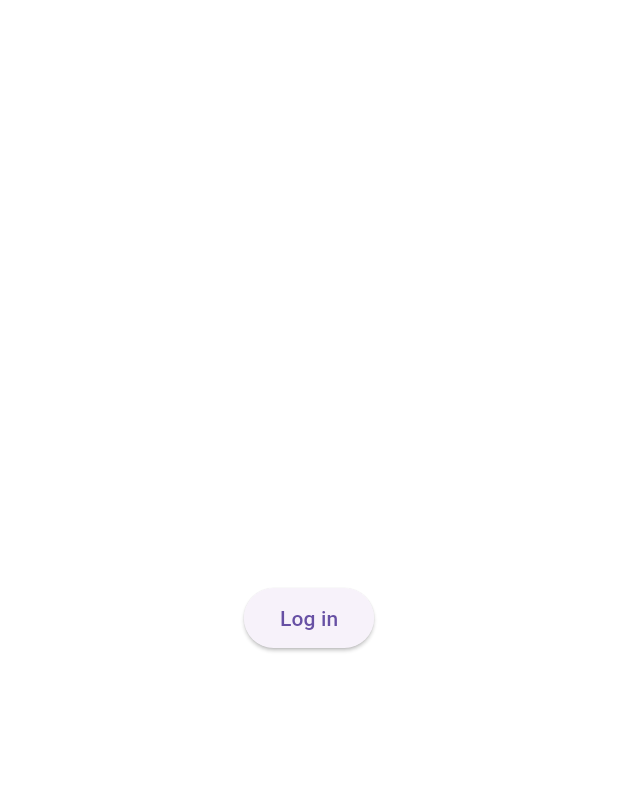
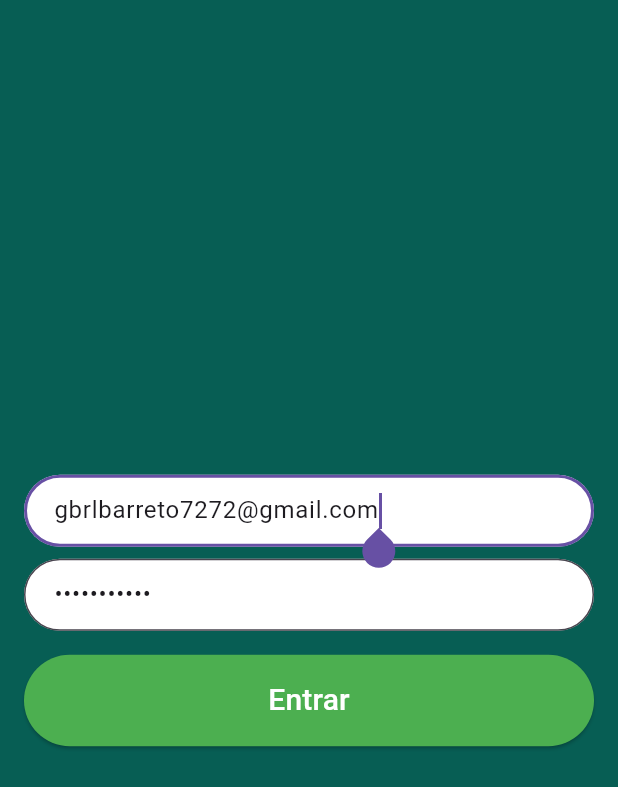
Before and after one commit to gbrlbarreto/Auth0_Flutter, a Flutter app: the screen it shows after launch, on a phone screen of 412 x 824 dp. Shown: the top 787 px of the screen. Run offline on Flutter 3.47's test engine with Material 3 defaults, Android fonts, the phone set to English and light mode, and no system bars; missing offline and left inert: auth0_flutter.

Commit message:
add tela login e home

```diff
--- /dev/null
+++ b/lib/Login.dart
@@ -0,0 +1,138 @@
+import 'package:auth0test/Home.dart';
+import 'package:auth0test/model/Usuario.dart';
+import 'package:flutter/material.dart';
+import 'package:auth0_flutter/auth0_flutter.dart';
+import 'profile_view.dart';
+
+class Login extends StatefulWidget {
+  @override
+  State<Login> createState() => _LoginState();
+}
+
+class _LoginState extends State<Login> {
+
+  Credentials? _credentials;
+
+  late Auth0 auth0;
+
+  TextEditingController _controllerEmail = TextEditingController(text: 'gbrlbarreto7272@gmail.com');
+  TextEditingController _controllerSenha = TextEditingController(text: 'Ls19031996!');
+
+  _logarUsuario() async {
+    String email = _controllerEmail.text;
+    String senha = _controllerSenha.text;
+    Usuario usuario = Usuario();
+    usuario.email = email;
+    usuario.senha = senha;
+
+    try {
+      final result = await auth0.api.login(
+        usernameOrEmail: usuario.email,
+        password: usuario.senha,
+        connectionOrRealm: 'Username-Password-Authentication',
+        scopes: {'openid', 'profile', 'email', 'offline_access'},
+      );
+      print(result);
+
+      // Verifica se o login foi bem-sucedido
+      if (result != null && result.accessToken != null) {
+        // Redireciona para a tela Home
+        Navigator.pushReplacement(
+          context,
+          MaterialPageRoute(builder: (context) => Home()),
+        );
+      } else {
+        // Caso o login falhe, exiba uma mensagem de erro
+        ScaffoldMessenger.of(context).showSnackBar(
+          SnackBar(content: Text('Erro ao realizar login. Tente novamente.')),
+        );
+      }
+    } catch (e) {
+      print("Erro no login: $e");
+      // Exibe uma mensagem de erro em caso de falha
+    }
+  }
+
+  @override
+  void initState() {
+    super.initState();
+    auth0 = Auth0('dev-3or80za1jx5523rh.us.auth0.com', '0EoobKJ7DtyWJA2a677hi9sLmfxtfmQJ');
+  }
+
+  @override
+  Widget build(BuildContext context) {
+    return Scaffold(
+      body: Container(
+        decoration: BoxDecoration(color: Color(0xff075E54)),
+        padding: EdgeInsets.all(16),
+        child: Center(
+          child: SingleChildScrollView(
+            child: Column(
+              crossAxisAlignment: CrossAxisAlignment.stretch,
+              children: <Widget>[
+                Padding(
+                padding: EdgeInsets.only(bottom: 8),
+                child: Container(  // Adicionado Container para controlar o tamanho do TextField
+                  width: 300,  // Definindo uma largura fixa para o TextField
+                  child: TextField(
+                    controller: _controllerEmail,
+                    autofocus: true,
+                    keyboardType: TextInputType.emailAddress,
+                    style: TextStyle(fontSize: 16),  // Diminui o tamanho da fonte
+                    decoration: InputDecoration(
+                      contentPadding: EdgeInsets.fromLTRB(16, 12, 16, 12),  // Ajusta o padding interno
+                      hintText: "E-mail",
+                      filled: true,
+                      fillColor: Colors.white,
+                      border: OutlineInputBorder(
+                        borderRadius: BorderRadius.circular(32)
+                      ),
+                    ),
+                  ),
+                ),
+              ),
+                Container(  // Adicionado Container para controlar o tamanho do TextField
+                width: 300,  // Definindo uma largura fixa para o TextField
+                child: TextField(
+                  controller: _controllerSenha,
+                  obscureText: true,
+                  keyboardType: TextInputType.text,
+                  style: TextStyle(fontSize: 16),  // Diminui o tamanho da fonte
+                  decoration: InputDecoration(
+                    contentPadding: EdgeInsets.fromLTRB(16, 12, 16, 12),  // Ajusta o padding interno
+                    hintText: "Senha",
+                    filled: true,
+                    fillColor: Colors.white,
+                    border: OutlineInputBorder(
+                      borderRadius: BorderRadius.circular(32)
+                    ),
+                  ),
+                ),
+              ),
+                Padding(
+                  padding: EdgeInsets.only(top: 16, bottom: 10),
+                  child: ElevatedButton(
+                    child: Text(
+                      "Entrar",
+                      style: TextStyle(color: Colors.white, fontSize: 20),
+                    ),
+                    style: ButtonStyle(
+                      backgroundColor: WidgetStateProperty.all(Colors.green),
+                      padding: WidgetStateProperty.all(EdgeInsets.fromLTRB(32, 16, 32, 16)),
+                      shape: WidgetStateProperty.all(
+                        RoundedRectangleBorder(borderRadius: BorderRadius.circular(32)),
+                      ),
+                    ),
+                    onPressed: () {
+                      _logarUsuario();
+                    },
+                  ),
+                ),
+              ],
+            ),
+          ),
+        ),
+      ),
+    );
+  }
+}
--- a/lib/main.dart
+++ b/lib/main.dart
@@ -1,9 +1,9 @@
-import 'package:auth0test/main_view.dart';
+import 'package:auth0test/Login.dart';
 import 'package:flutter/material.dart';
 
 void main() {
   runApp(MaterialApp(
-    home: MainView(),
+    home: Login(),
     debugShowCheckedModeBanner: false,
   ));
 }
--- /dev/null
+++ b/lib/model/Usuario.dart
@@ -0,0 +1,27 @@
+class Usuario{
+  String _email;
+  String _senha;
+
+  Usuario({String email = '', String senha = ''})
+      : _email = email,
+        _senha = senha;
+
+  Map<String, dynamic> toMap(){
+    Map<String, dynamic> map = {
+      "email" : this.email
+    };
+    return map;
+  }
+
+  String get senha => _senha;
+
+  set senha(String value){
+    _senha = value;
+  }
+
+  String get email => _email;
+
+  set email(String value){
+    _email = value;
+  }
+}
```
Also changed, not shown: lib/Home.dart (added, +22 -0 lines).
